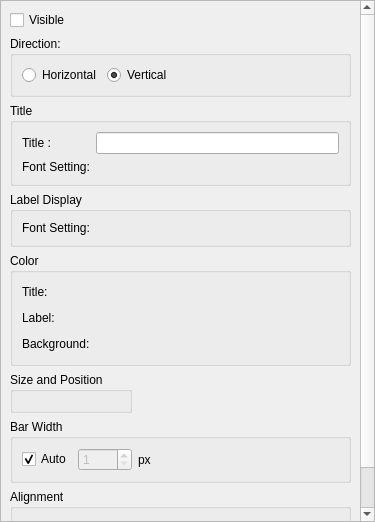
The window that libs/guicore/scalarstocolors/colormapenumeratelegendsettingeditwidget.ui (i-RIC/prepost-gui) describes before a commit, drawn with Qt 5.
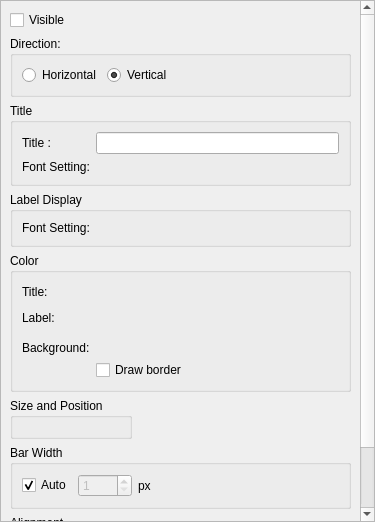
The same window after the commit. Custom widgets are drawn as their Qt base class.

Commit message: Add function to control whether to draw borders for legend

Diff of the .ui file:
```diff
--- a/libs/guicore/scalarstocolors/colormapenumeratelegendsettingeditwidget.ui
+++ b/libs/guicore/scalarstocolors/colormapenumeratelegendsettingeditwidget.ui
@@ -40,7 +40,7 @@
         <height>520</height>
        </rect>
       </property>
-      <layout class="QVBoxLayout" name="verticalLayout" stretch="0,0,0,0,0,0,0,0,1">
+      <layout class="QVBoxLayout" name="verticalLayout_5" stretch="0,0,0,0,0,0,0,0,1">
        <item>
         <widget class="QCheckBox" name="visibleCheckBox">
          <property name="text">
@@ -208,13 +208,35 @@
            </layout>
           </item>
           <item row="2" column="0">
+           <layout class="QVBoxLayout" name="verticalLayout_4">
+            <item>
            <widget class="QLabel" name="backgroundColorLabel">
             <property name="text">
              <string>Background:</string>
             </property>
            </widget>
           </item>
+            <item>
+             <spacer name="verticalSpacer_2">
+              <property name="orientation">
+               <enum>Qt::Vertical</enum>
+              </property>
+              <property name="sizeType">
+               <enum>QSizePolicy::Minimum</enum>
+              </property>
+              <property name="sizeHint" stdset="0">
+               <size>
+                <width>20</width>
+                <height>18</height>
+               </size>
+              </property>
+             </spacer>
+            </item>
+           </layout>
+          </item>
           <item row="2" column="1">
+           <layout class="QVBoxLayout" name="verticalLayout">
+            <item>
            <layout class="QHBoxLayout" name="horizontalLayout_5">
             <item>
              <widget class="ColorEditWidget" name="backgroundColorWidget">
@@ -238,6 +260,15 @@
                </size>
               </property>
              </spacer>
+              </item>
+             </layout>
+            </item>
+            <item>
+             <widget class="QCheckBox" name="showBorderCheckBox">
+              <property name="text">
+               <string>Draw border</string>
+              </property>
+             </widget>
             </item>
            </layout>
           </item>
```
Lines whose indentation alone changed are shown as unchanged. The commit also changes 53 other files.
